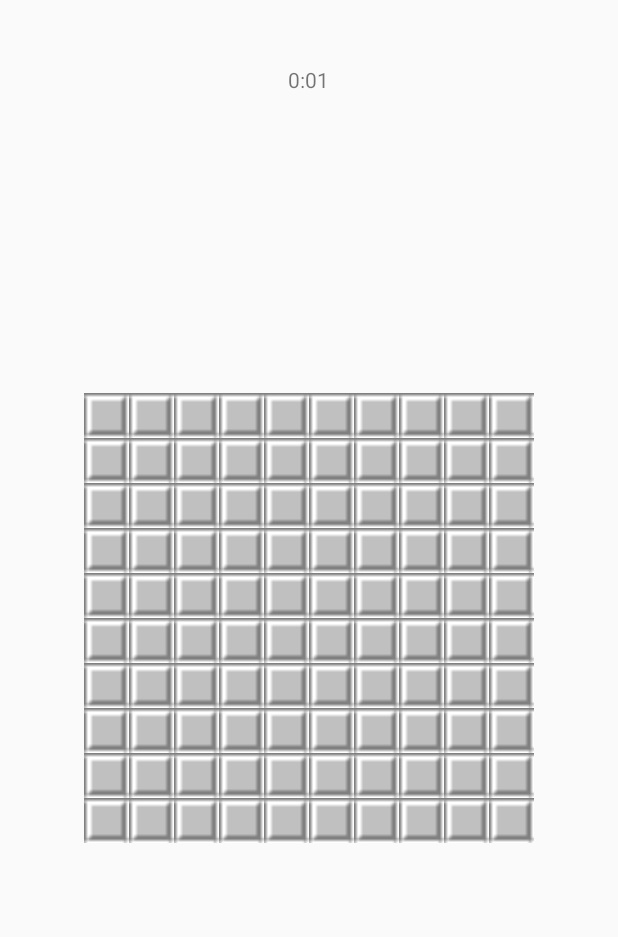
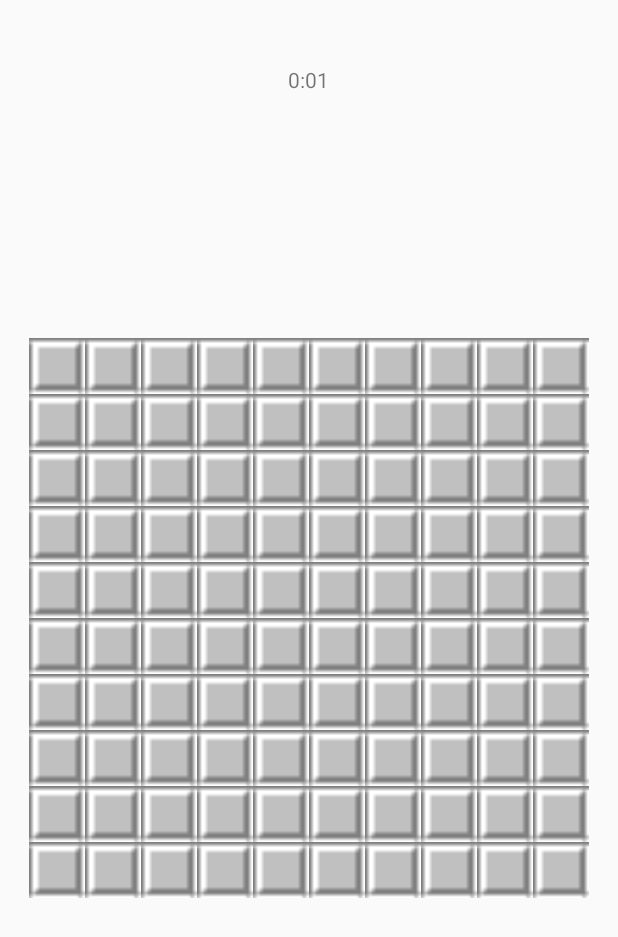
Before and after one commit to karin204/MineSweeper2, an Android app: the screen it shows after launch (GameActivity), after a tap on an icon or button, on a phone screen of 412 x 824 dp. Shown: the top 937 px of the screen. Run offline under Robolectric (Android 15) with nearby library versions, the phone set to English and light mode, and no system bars.

Commit message:
fix button ref size flag click (longClick) fixed click counter fixed

```diff
--- a/app/src/main/java/com/example/karin/minesweeper/UI/EndGameActivity.java
+++ b/app/src/main/java/com/example/karin/minesweeper/UI/EndGameActivity.java
@@ -1,14 +1,12 @@
 package com.example.karin.minesweeper.UI;
 
 import android.content.Intent;
+import android.os.Bundle;
 import android.support.v7.app.AppCompatActivity;
-import android.os.Bundle;
 import android.widget.RelativeLayout;
 import android.widget.TextView;
 
 import com.example.karin.minesweeper.R;
-
-import org.w3c.dom.Text;
 
 public class EndGameActivity extends AppCompatActivity {
 
--- a/app/src/main/java/com/example/karin/minesweeper/UI/GameActivity.java
+++ b/app/src/main/java/com/example/karin/minesweeper/UI/GameActivity.java
@@ -9,7 +9,6 @@ import android.widget.GridLayout;
 import android.widget.LinearLayout;
 import android.widget.RelativeLayout;
 import android.widget.TextView;
-import android.widget.Toast;
 
 import com.example.karin.minesweeper.R;
 import com.example.karin.minesweeper.logic.GameLogic;
@@ -85,9 +84,9 @@ public class GameActivity extends AppCompatActivity implements MyButtonListener{
             for(int j = 0; j< Cols; j++)
             {
                 MyButton btn = new MyButton(this,i,j);
-                //gridbtnH = ;
-                //gridbtnW = grid.getWidth();
-                android.widget.LinearLayout.LayoutParams lp = new LinearLayout.LayoutParams(45,45); // 60 is height you can set it as u need
+                int width = getWindowManager().getDefaultDisplay().getWidth();
+                int height = getWindowManager().getDefaultDisplay().getHeight();
+                android.widget.LinearLayout.LayoutParams lp = new LinearLayout.LayoutParams(width/(Rows+1),width/(Rows+1));
                 btn.setLayoutParams(lp);
                 btn.setListener(this);
                 btn.setText(" ");
@@ -117,9 +116,9 @@ public class GameActivity extends AppCompatActivity implements MyButtonListener{
         {
             if(myButton.isEnabled() && myButton.isClickable())
             {
+                myButton.setEnabled(false);
                 num = gameLogic.updateCell(curRow, curCol);
                 if (num == 0) {
-                    myButton.setEnabled(false);
                     myButton.setBackgroundResource(R.drawable.box_clicked);
                     if ((curRow - 1) >= 0)
                         buttonClick((MyButton) grid.getChildAt((curRow - 1) * Rows + curCol));
@@ -151,8 +150,6 @@ public class GameActivity extends AppCompatActivity implements MyButtonListener{
             timerHandler.removeCallbacks(timerRunnable);
 
             //Toast.makeText(this, "Well Done!!", Toast.LENGTH_LONG).show();
-
-
             intent = new Intent(this,EndGameActivity.class);
             intent.putExtra(TIMER,timerTextView.getText());
             intent.putExtra(RESULT,"Win");
```
Also changed, not shown: app/src/main/res/drawable/lose.jpg.
